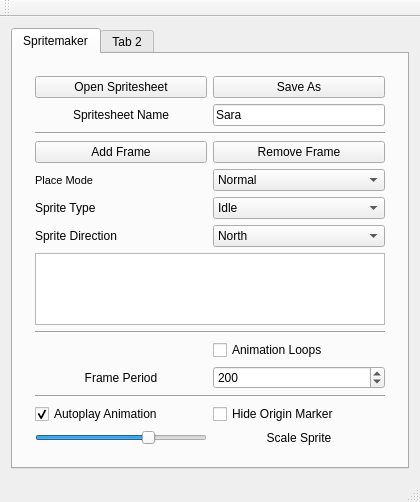
Above: mainwindow.ui from jackerzhaques/SC_LevelDesigner before the change. Below: the same form after it.
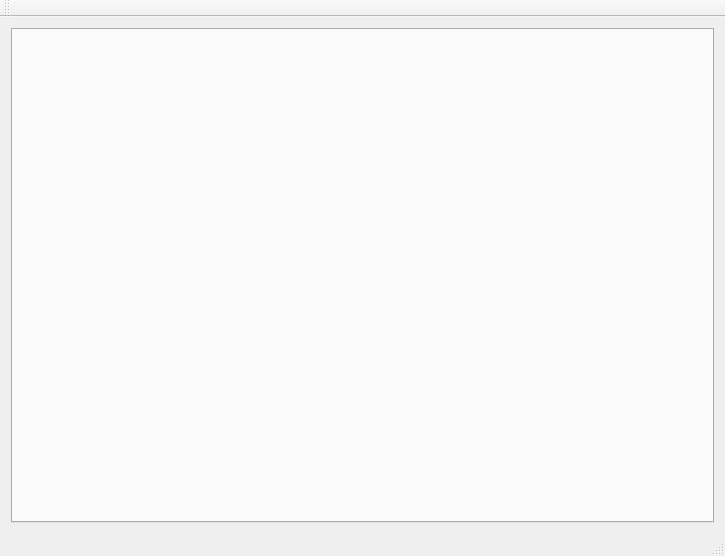
That is the form after the change.

```diff
--- a/mainwindow.ui
+++ b/mainwindow.ui
@@ -6,8 +6,8 @@
    <rect>
     <x>0</x>
     <y>0</y>
-    <width>420</width>
-    <height>502</height>
+    <width>725</width>
+    <height>556</height>
    </rect>
   </property>
   <property name="windowTitle">
@@ -16,292 +16,7 @@
   <widget class="QWidget" name="centralWidget">
    <layout class="QGridLayout" name="gridLayout">
     <item row="0" column="0">
-     <widget class="QTabWidget" name="tabWidget">
-      <widget class="QWidget" name="SpriteMakerTab">
-       <attribute name="title">
-        <string>Spritemaker</string>
-       </attribute>
-       <layout class="QHBoxLayout" name="horizontalLayout">
-        <item>
-         <widget class="QWidget" name="widget" native="true">
-          <layout class="QGridLayout" name="gridLayout_2">
-           <item row="4" column="0">
-            <widget class="QPushButton" name="AddFrameButton">
-             <property name="text">
-              <string>Add Frame</string>
-             </property>
-            </widget>
-           </item>
-           <item row="7" column="1">
-            <widget class="QComboBox" name="SpriteDirCombo">
-             <item>
-              <property name="text">
-               <string>North</string>
-              </property>
-             </item>
-             <item>
-              <property name="text">
-               <string>South</string>
-              </property>
-             </item>
-             <item>
-              <property name="text">
-               <string>East</string>
-              </property>
-             </item>
-             <item>
-              <property name="text">
-               <string>West</string>
-              </property>
-             </item>
-            </widget>
-           </item>
-           <item row="2" column="1">
-            <widget class="QLineEdit" name="SpritesheetNameEntry">
-             <property name="text">
-              <string>Sara</string>
-             </property>
-            </widget>
-           </item>
-           <item row="6" column="1">
-            <widget class="QComboBox" name="SpriteTypeCombo">
-             <item>
-              <property name="text">
-               <string>Idle</string>
-              </property>
-             </item>
-             <item>
-              <property name="text">
-               <string>Walk</string>
-              </property>
-             </item>
-             <item>
-              <property name="text">
-               <string>Cast</string>
-              </property>
-             </item>
-             <item>
-              <property name="text">
-               <string>Shoot</string>
-              </property>
-             </item>
-             <item>
-              <property name="text">
-               <string>Death</string>
-              </property>
-             </item>
-             <item>
-              <property name="text">
-               <string>Dead</string>
-              </property>
-             </item>
-            </widget>
-           </item>
-           <item row="5" column="1">
-            <widget class="QComboBox" name="PlaceModeCombo">
-             <item>
-              <property name="text">
-               <string>Normal</string>
-              </property>
-             </item>
-             <item>
-              <property name="text">
-               <string>Anchor</string>
-              </property>
-             </item>
-             <item>
-              <property name="text">
-               <string>Origin</string>
-              </property>
-             </item>
-             <item>
-              <property name="text">
-               <string>Drag</string>
-              </property>
-             </item>
-            </widget>
-           </item>
-           <item row="1" column="1">
-            <widget class="QPushButton" name="SaveAsButton">
-             <property name="text">
-              <string>Save As</string>
-             </property>
-            </widget>
-           </item>
-           <item row="16" column="1">
-            <widget class="QCheckBox" name="HideOriginCheck">
-             <property name="text">
-              <string>Hide Origin Marker</string>
-             </property>
-            </widget>
-           </item>
-           <item row="14" column="0" colspan="2">
-            <widget class="Line" name="line_2">
-             <property name="orientation">
-              <enum>Qt::Horizontal</enum>
-             </property>
-            </widget>
-           </item>
-           <item row="17" column="1">
-            <widget class="QLabel" name="label_4">
-             <property name="text">
-              <string>Scale Sprite</string>
-             </property>
-             <property name="alignment">
-              <set>Qt::AlignCenter</set>
-             </property>
-            </widget>
-           </item>
-           <item row="4" column="1">
-            <widget class="QPushButton" name="RemoveFrameButton">
-             <property name="text">
-              <string>Remove Frame</string>
-             </property>
-            </widget>
-           </item>
-           <item row="16" column="0">
-            <widget class="QCheckBox" name="AutoplayCheck">
-             <property name="text">
-              <string>Autoplay Animation</string>
-             </property>
-             <property name="checked">
-              <bool>true</bool>
-             </property>
-            </widget>
-           </item>
-           <item row="7" column="0">
-            <widget class="QLabel" name="label_2">
-             <property name="text">
-              <string>Sprite Direction</string>
-             </property>
-            </widget>
-           </item>
-           <item row="5" column="0">
-            <widget class="QLabel" name="label_3">
-             <property name="font">
-              <font>
-               <pointsize>8</pointsize>
-              </font>
-             </property>
-             <property name="text">
-              <string>Place Mode</string>
-             </property>
-            </widget>
-           </item>
-           <item row="6" column="0">
-            <widget class="QLabel" name="label">
-             <property name="text">
-              <string>Sprite Type</string>
-             </property>
-            </widget>
-           </item>
-           <item row="2" column="0">
-            <widget class="QLabel" name="label_6">
-             <property name="text">
-              <string>Spritesheet Name</string>
-             </property>
-             <property name="alignment">
-              <set>Qt::AlignCenter</set>
-             </property>
-            </widget>
-           </item>
-           <item row="3" column="0" colspan="2">
-            <widget class="Line" name="line">
-             <property name="orientation">
-              <enum>Qt::Horizontal</enum>
-             </property>
-            </widget>
-           </item>
-           <item row="8" column="0" colspan="2">
-            <widget class="QListWidget" name="SpriteList"/>
-           </item>
-           <item row="13" column="0">
-            <widget class="QLabel" name="label_5">
-             <property name="text">
-              <string>Frame Period</string>
-             </property>
-             <property name="alignment">
-              <set>Qt::AlignCenter</set>
-             </property>
-            </widget>
-           </item>
-           <item row="17" column="0">
-            <widget class="QSlider" name="ScaleSpriteSlider">
-             <property name="minimum">
-              <number>1</number>
-             </property>
-             <property name="maximum">
-              <number>125</number>
-             </property>
-             <property name="value">
-              <number>85</number>
-             </property>
-             <property name="orientation">
-              <enum>Qt::Horizontal</enum>
-             </property>
-             <property name="tickPosition">
-              <enum>QSlider::NoTicks</enum>
-             </property>
-            </widget>
-           </item>
-           <item row="15" column="0">
-            <spacer name="verticalSpacer">
-             <property name="orientation">
-              <enum>Qt::Vertical</enum>
-             </property>
-             <property name="sizeHint" stdset="0">
-              <size>
-               <width>20</width>
-               <height>40</height>
-              </size>
-             </property>
-            </spacer>
-           </item>
-           <item row="1" column="0">
-            <widget class="QPushButton" name="OpenSpriteButton">
-             <property name="text">
-              <string>Open Spritesheet</string>
-             </property>
-            </widget>
-           </item>
-           <item row="13" column="1">
-            <widget class="QSpinBox" name="SpritePeriodInput">
-             <property name="minimum">
-              <number>100</number>
-             </property>
-             <property name="maximum">
-              <number>3000</number>
-             </property>
-             <property name="value">
-              <number>200</number>
-             </property>
-            </widget>
-           </item>
-           <item row="10" column="1">
-            <widget class="QCheckBox" name="AnimationLoopsCheck">
-             <property name="text">
-              <string>Animation Loops</string>
-             </property>
-            </widget>
-           </item>
-           <item row="9" column="0" colspan="2">
-            <widget class="Line" name="line_3">
-             <property name="orientation">
-              <enum>Qt::Horizontal</enum>
-             </property>
-            </widget>
-           </item>
-          </layout>
-         </widget>
-        </item>
-       </layout>
-      </widget>
-      <widget class="QWidget" name="tab_2">
-       <attribute name="title">
-        <string>Tab 2</string>
-       </attribute>
-      </widget>
-     </widget>
+     <widget class="QTabWidget" name="tabWidget"/>
     </item>
    </layout>
   </widget>
```
Left out of the diff: 2 changed lines with no effect on the pictures.
